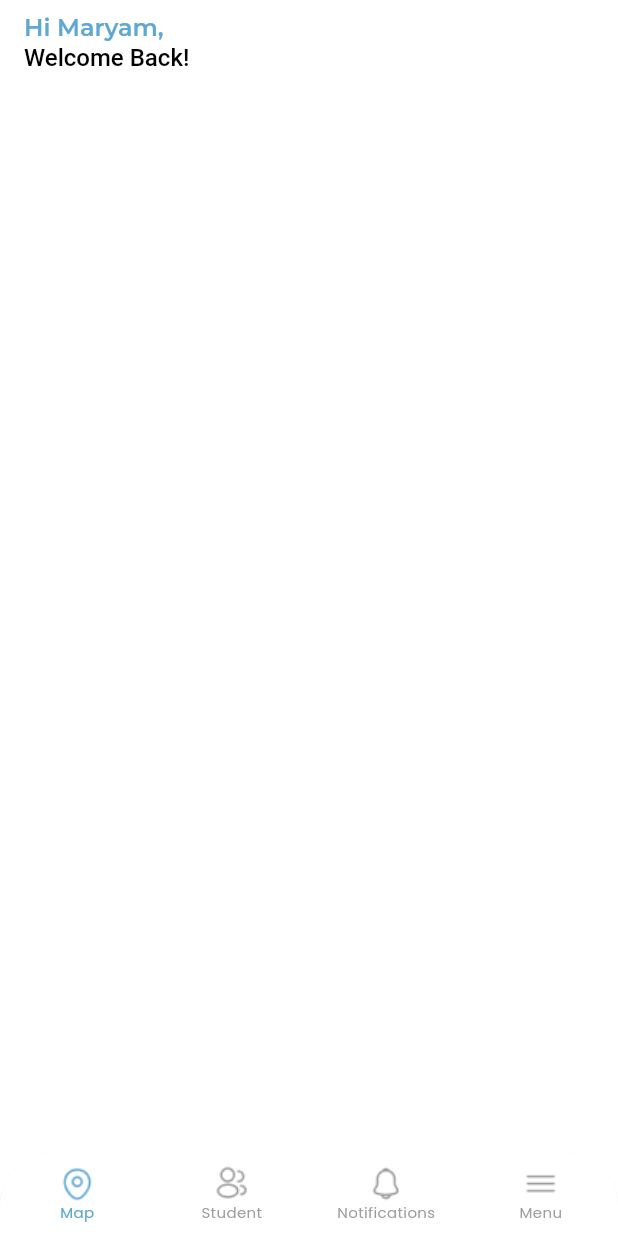
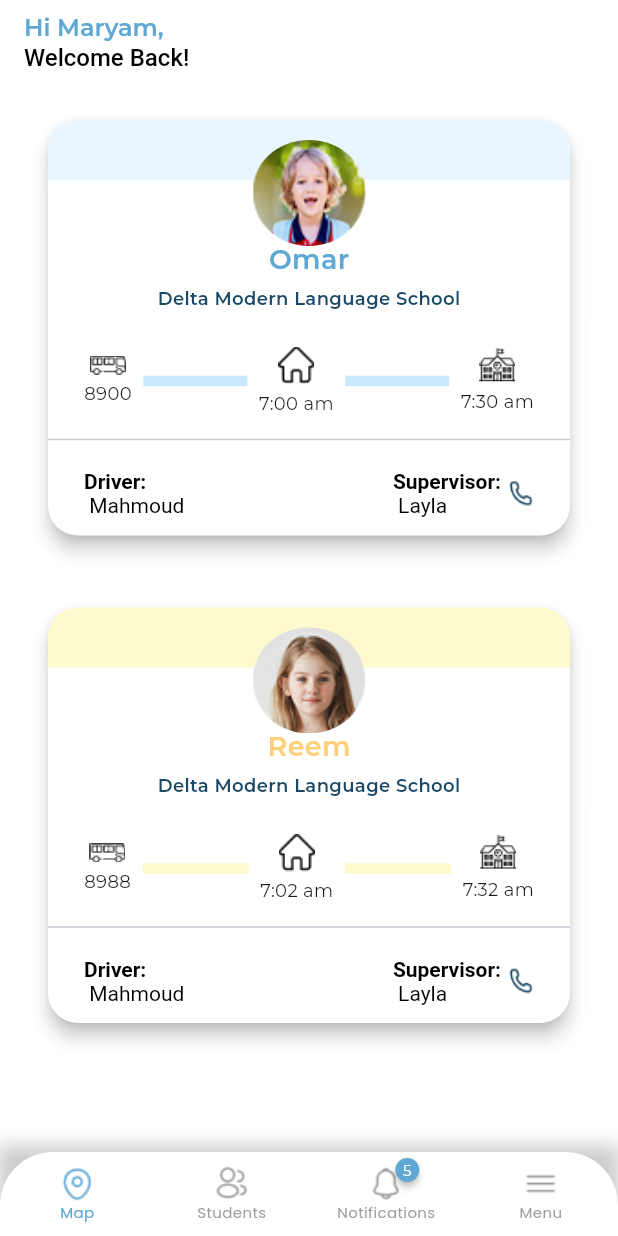
Before and after one commit to ahmed-isma3il/smart-transportation, a Flutter app: the screen it shows after launch, on a phone screen of 412 x 824 dp. Run offline on Flutter 3.47's test engine with Material 3 defaults, Android fonts, the light colour scheme and no system bars; drawn by our look-alikes of badges; our stand-ins replace flutter_map, flutter_screenutil, latlong2.

Commit message:
kids cards done

```diff
--- a/lib/core/helper/assets_manager.dart
+++ b/lib/core/helper/assets_manager.dart
@@ -13,5 +13,17 @@ class AssetsManager {
    static const  String mapicon ="$baseUrl/location.png";
    static const  String menu ="$baseUrl/menu.png";
    static const  String notification ="$baseUrl/notification.png";
+   static const  String bus_icon ="$baseUrl/bus_icon.png";
+   static const  String call ="$baseUrl/call.png";
+   static const  String kid1 ="$baseUrl/kid1.png";
+   static const  String kid2 ="$baseUrl/kid2.png";
+
+   static const  String school_icon ="$baseUrl/school_icon.png";
+      static const  String home_icon ="$baseUrl/home_icon.png";
+
+      static const  String school_bus ="$baseUrl/School Bus.png";
+      static const  String arrived ="$baseUrl/arrived.png";
+      static const  String emergency ="$baseUrl/emergency.png";
+
 
 }
--- a/lib/features/home/presentation/views/home.dart
+++ b/lib/features/home/presentation/views/home.dart
@@ -3,7 +3,9 @@ import 'package:flutter_screenutil/flutter_screenutil.dart';
 import 'package:member/config/app_text_styles.dart';
 import 'package:member/core/helper/assets_manager.dart';
 import 'package:member/core/helper/colors_manager.dart';
+import 'package:member/features/home/presentation/views/tabs/notifications/notifications.dart';
 import 'package:member/features/home/presentation/views/widgets/home_view_body.dart';
+import 'package:badges/badges.dart' as badges;
 
 class Home extends StatefulWidget {
   const Home({super.key});
@@ -17,92 +19,95 @@ class _HomeState extends State<Home> {
 
   final List<Widget> _screens = [
     HomeViewBody(),
-    Center(child: Text('Location')),
-    Center(child: Text('Notifications')),
+    Center(child: Text('Students')),
+     NotificationsPage(),
     Center(child: Text('Menu')),
   ];
 
   @override
   Widget build(BuildContext context) {
     return Scaffold(
-      appBar: AppBar(
-        backgroundColor: Colors.transparent,
-        automaticallyImplyLeading: false,
-        title: RichText(
-          text: TextSpan(
-            style: Theme.of(context).textTheme.titleLarge?.copyWith(
-              fontWeight: FontWeight.bold,
-            ),
-            children: [
-              TextSpan(
-                text: 'Hi Maryam,\n',
-                style: AppTextStyles.heading.copyWith(
-                  fontSize: 16,
-                  color: ColorsManager.primary,
-                ),
-              ),
-              const TextSpan(
-                text: 'Welcome Back!',
-                style: TextStyle(
-                  fontWeight: FontWeight.w500,
-                  fontSize: 16,
-                  color: Color(0XFF000000),
-                ),
+
+      backgroundColor: Colors.white,
+      body: _screens[_currentIndex],
+      bottomNavigationBar: Container(
+        decoration: BoxDecoration(
+          boxShadow: [
+            BoxShadow(
+              color: Colors.black.withOpacity(0.2),
+              blurRadius: 10,
+              spreadRadius: 2,
+              offset: Offset(0, -3),
             ),
           ],
         ),
+        child: ClipRRect(
+          borderRadius: BorderRadius.only(
+            topLeft: Radius.circular(40.r),
+            topRight: Radius.circular(40.r),
           ),
-      ),
+          child: BottomNavigationBar(
+            type: BottomNavigationBarType.fixed,
             backgroundColor: Colors.white,
-      body: _screens[_currentIndex],
-      bottomNavigationBar: ClipRRect(
-        borderRadius: BorderRadius.only(topRight: Radius.circular(40.r),topLeft: Radius.circular(40.r)),
-        child: BottomNavigationBar(
-
-          backgroundColor: Colors.white,
-          type: BottomNavigationBarType.fixed,
             currentIndex: _currentIndex,
             selectedItemColor: ColorsManager.primary,
             unselectedItemColor: Colors.grey,
             showUnselectedLabels: true,
             showSelectedLabels: true,
-           unselectedLabelStyle: TextStyle(
+            selectedLabelStyle: const TextStyle(
               fontFamily: 'Poppins',
               fontWeight: FontWeight.w400,
-            fontSize: 10
+              fontSize: 10,
             ),
-            selectedLabelStyle: TextStyle(
+            unselectedLabelStyle: const TextStyle(
               fontFamily: 'Poppins',
               fontWeight: FontWeight.w400,
-          fontSize: 10
+              fontSize: 10,
             ),
             onTap: (index) {
               setState(() {
                 _currentIndex = index;
               });
             },
-          items: const [
-            BottomNavigationBarItem(
+            items: [
+              const BottomNavigationBarItem(
                 icon: ImageIcon(AssetImage(AssetsManager.mapicon)),
                 label: 'Map',
-
-
+              ),
+              const BottomNavigationBarItem(
+                icon: ImageIcon(AssetImage(AssetsManager.profile_user)),
+                label: 'Students',
               ),
               BottomNavigationBarItem(
-              icon: ImageIcon(AssetImage(AssetsManager.profile_user)),
-              label: 'Student',
+                icon: badges.Badge(
+                  position: badges.BadgePosition.topEnd(top: -9, end: -10),
+
+                  showBadge: true,
+                  ignorePointer: false,
+                  badgeStyle: badges.BadgeStyle(
+                    badgeColor: ColorsManager.primary,
+                    padding: const EdgeInsets.all(5),
+                    borderRadius: BorderRadius.circular(10),
                   ),
-            BottomNavigationBarItem(
-              icon: ImageIcon(AssetImage(AssetsManager.notification)),
+                  badgeContent: const Text(
+                    '5',
+                    style: TextStyle(color: Colors.white, fontSize: 10),
+                  ),
+                  child: const ImageIcon(
+                    AssetImage(AssetsManager.notification),
+                  ),
+                ),
                 label: 'Notifications',
               ),
-            BottomNavigationBarItem(
+
+              const BottomNavigationBarItem(
                 icon: ImageIcon(AssetImage(AssetsManager.menu)),
                 label: 'Menu',
               ),
             ],
           ),
         ),
+      ),
     );
   }
 }
--- /dev/null
+++ b/lib/features/home/presentation/views/widgets/fun_card.dart
@@ -0,0 +1,171 @@
+
+import 'package:flutter/material.dart';
+import 'package:flutter_screenutil/flutter_screenutil.dart';
+import 'package:member/core/helper/assets_manager.dart';
+import 'package:member/core/helper/colors_manager.dart';
+
+class KidsCard extends StatelessWidget {
+  final String studentName;
+  final String schoolName;
+  final String driverName;
+  final String supervisorName;
+  final String pickupTime;
+  final String dropTime;
+  final String busNumber;
+  final String studentImage;
+
+  final Color nameColor;
+  final Color dividerColor;
+  final Color headerBackgroundColor;
+
+  const KidsCard({
+    super.key,
+    required this.studentName,
+    required this.schoolName,
+    required this.driverName,
+    required this.supervisorName,
+    required this.pickupTime,
+    required this.dropTime,
+    required this.busNumber,
+    required this.studentImage,
+    this.nameColor = ColorsManager.primary, // ← لون اسم الطالب (افتراضي)
+    this.dividerColor = const Color(0xFFCAE9FE), // ← لون الخط
+    this.headerBackgroundColor = const Color(0xFFCAE9FE), // ← لون خلفية الصورة
+  });
+
+  @override
+  Widget build(BuildContext context) {
+    return Card(
+      color: Colors.white,
+      shape: RoundedRectangleBorder(borderRadius: BorderRadius.circular(20)),
+      elevation: 5,
+      margin: const EdgeInsets.all(16),
+      child: Column(
+        children: [
+          Stack(
+            clipBehavior: Clip.none,
+            children: [
+              Container(
+                height: 40,
+                decoration: BoxDecoration(
+                  color: headerBackgroundColor,
+                  borderRadius: const BorderRadius.only(
+                    topLeft: Radius.circular(20),
+                    topRight: Radius.circular(20),
+                  ),
+                ),
+              ),
+              Positioned(
+                top: 0,
+                left: 0,
+                right: 0,
+                child: CircleAvatar(
+                  radius: 55.r,
+                  backgroundColor: Colors.transparent,
+                  child: ClipOval(
+                    child: Image.asset(
+                      studentImage,
+                      fit: BoxFit.cover,
+                      width: 80.w,
+                      height: 80.h,
+                    ),
+                  ),
+                ),
+              ),
+            ],
+          ),
+          const SizedBox(height: 40),
+          Text(
+            studentName,
+            style: TextStyle(
+              fontSize: 18,
+              fontWeight: FontWeight.bold,
+              color: nameColor,
+            ),
+          ),
+          const SizedBox(height: 4),
+          Text(
+            schoolName,
+            style: const TextStyle(
+              fontSize: 12,
+              color: Color(0XFF1B4865),
+              fontWeight: FontWeight.w600,
+            ),
+          ),
+          const SizedBox(height: 16),
+          Padding(
+            padding: const EdgeInsets.symmetric(horizontal: 24, vertical: 8),
+            child: Row(
+              children: [
+                _iconWithText(AssetsManager.bus_icon, busNumber),
+                _lineDivider(),
+                _iconWithText(AssetsManager.home_icon, pickupTime),
+                _lineDivider(),
+                _iconWithText(AssetsManager.school_icon, dropTime),
+              ],
+            ),
+          ),
+          const Divider(thickness: 1),
+          Padding(
+            padding: const EdgeInsets.symmetric(horizontal: 24, vertical: 12),
+            child: Row(
+              mainAxisAlignment: MainAxisAlignment.spaceBetween,
+              children: [
+                RichText(
+                  text: TextSpan(
+                    style: const TextStyle(color: Colors.black),
+                    children: [
+                      const TextSpan(
+                          text: 'Driver:\n ',
+                          style: TextStyle(fontWeight: FontWeight.bold)),
+                      TextSpan(text: driverName),
+                    ],
+                  ),
+                ),
+                Row(
+                  children: [
+                    RichText(
+                      text: TextSpan(
+                        style: const TextStyle(color: Colors.black),
+                        children: [
+                          const TextSpan(
+                              text: 'Supervisor:\n ',
+                              style: TextStyle(fontWeight: FontWeight.bold)),
+                          TextSpan(text: supervisorName),
+                        ],
+                      ),
+                    ),
+                    const SizedBox(width: 4),
+                    Image.asset(AssetsManager.call, width: 18),
+                  ],
+                ),
+              ],
+            ),
+          ),
+        ],
+      ),
+    );
+  }
+
+  Widget _iconWithText(String iconPath, String text) {
+    return Column(
+      children: [
+        Image.asset(iconPath, width: 24),
+        const SizedBox(height: 4),
+        Text(text, style: const TextStyle(fontSize: 12)),
+      ],
+    );
+  }
+
+  Widget _lineDivider() {
+    return Expanded(
+      child: Padding(
+        padding: EdgeInsets.symmetric(horizontal: 8.w),
+        child: Container(
+          height: 8.h,
+          color: dividerColor,
+        ),
+      ),
+    );
+  }
+}
--- a/lib/features/home/presentation/views/widgets/home_view_body.dart
+++ b/lib/features/home/presentation/views/widgets/home_view_body.dart
@@ -1,10 +1,50 @@
 import 'package:flutter/material.dart';
+import 'package:member/config/app_text_styles.dart';
+import 'package:member/core/helper/colors_manager.dart';
+
+import 'package:member/features/home/presentation/views/widgets/kids_card_list_view.dart';
 
 class HomeViewBody extends StatelessWidget {
   const HomeViewBody({super.key});
 
   @override
   Widget build(BuildContext context) {
-    return   Column(children: [],);
+    return Scaffold(
+      backgroundColor: Colors.white,
+      appBar: AppBar(
+        backgroundColor: Colors.transparent,
+        elevation: 0,
+        automaticallyImplyLeading: false,
+        title: RichText(
+          text: TextSpan(
+            style: Theme.of(context)
+                .textTheme
+                .titleLarge
+                ?.copyWith(fontWeight: FontWeight.bold),
+            children: [
+              TextSpan(
+                text: 'Hi Maryam,\n',
+                style: AppTextStyles.heading.copyWith(
+                  fontSize: 16,
+                  color: ColorsManager.primary,
+                ),
+              ),
+              const TextSpan(
+                text: 'Welcome Back!',
+                style: TextStyle(
+                  fontWeight: FontWeight.w500,
+                  fontSize: 16,
+                  color: Color(0XFF000000),
+                ),
+              ),
+            ],
+          ),
+        ),
+      ),
+      body: const Padding(
+        padding: EdgeInsets.symmetric(horizontal: 16.0),
+        child: KidsCardListView(),
+      ),
+    );
   }
 }
--- /dev/null
+++ b/lib/features/home/presentation/views/widgets/kids_card_list_view.dart
@@ -0,0 +1,63 @@
+import 'package:flutter/material.dart';
+import 'package:member/core/helper/assets_manager.dart';
+import 'package:member/core/helper/colors_manager.dart';
+import 'package:member/features/home/presentation/views/widgets/fun_card.dart';
+
+class KidsCardListView extends StatelessWidget {
+  const KidsCardListView({super.key});
+
+  @override
+  Widget build(BuildContext context) {
+    final List<Map<String, dynamic>> kidsData = [
+      {
+        'studentName': 'Omar',
+        'schoolName': "Delta Modern Language School",
+        'driverName': "Mahmoud",
+        'supervisorName': "Layla",
+        'pickupTime': "7:00 am",
+        'dropTime': "7:30 am",
+        'busNumber': "8900",
+        'studentImage': AssetsManager.kid1,
+        'nameColor': ColorsManager.primary,
+        'dividerColor': const Color(0xFFCAE9FE),
+        'headerBackgroundColor': const Color(0xFFEAF6FF),
+      },
+      {
+        'studentName': 'Reem',
+        'schoolName': 'Delta Modern Language School',
+        'driverName': 'Mahmoud',
+        'supervisorName': 'Layla',
+        'pickupTime': '7:02 am',
+        'dropTime': '7:32 am',
+        'busNumber': '8988',
+        'studentImage':AssetsManager.kid2,
+        'nameColor': const Color(0xFFFFD078),
+        'dividerColor': const Color(0xFFFFF9CD),
+        'headerBackgroundColor': const Color(0xFFFFF9CD),
+      },
+    ];
+
+    return ListView.builder(
+      itemCount: kidsData.length,
+      itemBuilder: (context, index) {
+        final kid = kidsData[index];
+        return Padding(
+          padding: const EdgeInsets.symmetric(vertical:  8.0),
+          child: KidsCard(
+            studentName: kid['studentName'],
+            schoolName: kid['schoolName'],
+            driverName: kid['driverName'],
+            supervisorName: kid['supervisorName'],
+            pickupTime: kid['pickupTime'],
+            dropTime: kid['dropTime'],
+            busNumber: kid['busNumber'],
+            studentImage: kid['studentImage'],
+            nameColor: kid['nameColor'],
+            dividerColor: kid['dividerColor'],
+            headerBackgroundColor: kid['headerBackgroundColor'],
+          ),
+        );
+      },
+    );
+  }
+}
--- a/lib/main.dart
+++ b/lib/main.dart
@@ -6,20 +6,20 @@ void main() {
   runApp(const MemberApp());
 }
 
-
- class MemberApp extends StatelessWidget {
+class MemberApp extends StatelessWidget {
   const MemberApp({super.key});
 
   @override
   Widget build(BuildContext context) {
-    return   ScreenUtilInit(
-            designSize: const Size(430, 932),
+    return ScreenUtilInit(
+      designSize: const Size(430, 932),
       child: MaterialApp(
-
         debugShowCheckedModeBanner: false,
-        onGenerateRoute: (settings) =>OnGenerateRoute.router(settings) ,
-            initialRoute:OnGenerateRoute.home  ,
-
+        theme: ThemeData(
+          fontFamily: "Montserrat", // ← تغيير الخط هنا
+        ),
+        onGenerateRoute: (settings) => OnGenerateRoute.router(settings),
+        initialRoute: OnGenerateRoute.home,
       ),
     );
   }
--- a/pubspec.yaml
+++ b/pubspec.yaml
@@ -37,6 +37,7 @@ dependencies:
   # The following adds the Cupertino Icons font to your application.
   # Use with the CupertinoIcons class for iOS style icons.
   cupertino_icons: ^1.0.8
+  badges: ^3.1.2
 
 dev_dependencies:
   flutter_test:
```
Also changed, not shown: lib/features/home/presentation/views/tabs/notifications/notifications.dart (added, +144 -0 lines), lib/features/home/presentation/views/tabs/notifications/widgets/circle_tab.dart (added, +30 -0 lines), lib/features/home/presentation/views/tabs/notifications/widgets/notification_item.dart (added, +131 -0 lines), lib/features/home/presentation/views/tabs/notifications/widgets/section_header.dart (added, +21 -0 lines), assets/images/School Bus.png (added), assets/images/arrived.png (added), assets/images/bus_icon.png (added), assets/images/call.png (added), assets/images/emergency.png (added), assets/images/home_icon.png (added), assets/images/kid1.png (added), assets/images/kid2.png (added), assets/images/school_icon.png (added), pubspec.lock. Lines whose indentation alone changed are shown as unchanged.
